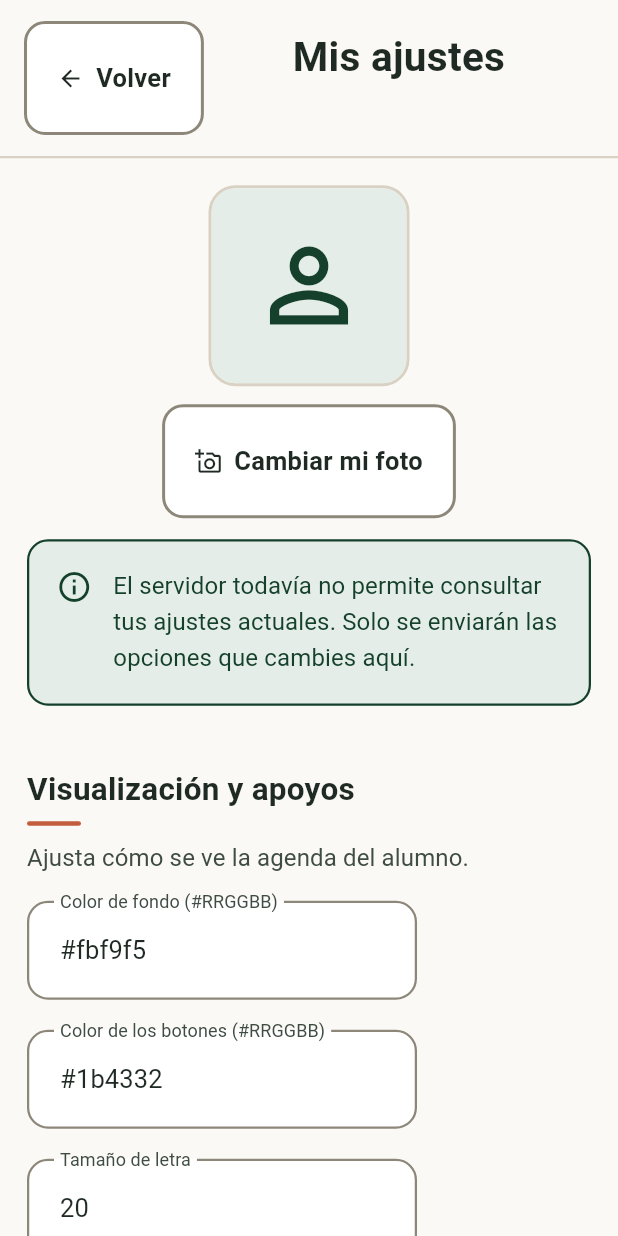
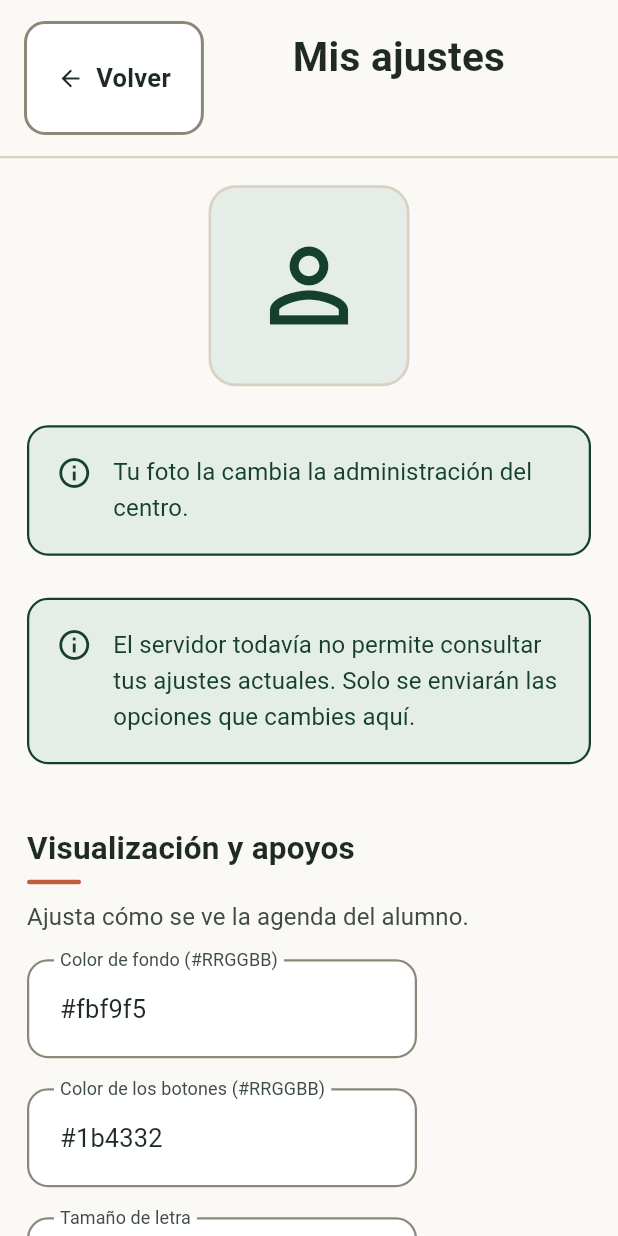
Before and after one commit to jxliian/dgp-mda-2627, a Flutter app: the SettingsScreen widget shown alone on an empty page, opened directly, on a phone screen of 412 x 824 dp. Run offline on Flutter 3.47's test engine with Material 3 defaults, Android fonts, the light colour scheme and no system bars; our stand-ins replace flutter_svg, flutter_tts, shared_preferences; missing offline and left inert: file_selector; accounts and stored records are empty; network calls fail.

Commit message:
(feat) La foto de perfil la cambia administración (SCRUM-329)
main retiró la subida propia del alumno y añadió
PUT /users/students/{alumno}/avatar, reservado a administración, con una
foto predeterminada al crear la cuenta.

- El editor de usuario de administración muestra «Cambiar la foto», que ya
  estaba preparado y se activa solo al detectar la ruta.
- Los ajustes del alumno dejan de ofrecer el cambio y explican que su foto la
  cambia el centro.

Verificado contra la API: el administrador la sube y se recupera; un alumno
que lo intenta recibe 403.

```diff
--- a/src/frontend/lib/screens/settings_screen.dart
+++ b/src/frontend/lib/screens/settings_screen.dart
@@ -172,11 +172,14 @@
         children: [
           UserAvatar(user: usuario, size: 130),
           const SizedBox(height: 12),
-          OutlinedButton.icon(
-            onPressed: ocupado || !puedeEditar ? null : cambiarFoto,
-            icon: const Icon(Icons.add_a_photo_outlined),
-            label: const Text('Cambiar mi foto'),
-          ),
+          if (AppScope.of(context).repository.canSetOwnAvatar)
+            OutlinedButton.icon(
+              onPressed: ocupado || !puedeEditar ? null : cambiarFoto,
+              icon: const Icon(Icons.add_a_photo_outlined),
+              label: const Text('Cambiar mi foto'),
+            )
+          else
+            const Notice(_laFotoLaCambiaElCentro),
         ],
       ),
     ),
@@ -203,6 +206,8 @@
         valor == contrasena.text ? null : 'Las contraseñas no coinciden.',
   );
 
+  static const _laFotoLaCambiaElCentro =
+      'Tu foto la cambia la administración del centro.';
   static const _servidorSinLecturaDePerfil =
       'El servidor todavía no permite consultar tus ajustes actuales. '
       'Solo se enviarán las opciones que cambies aquí.';
--- a/src/frontend/lib/services/demo_repository.dart
+++ b/src/frontend/lib/services/demo_repository.dart
@@ -27,6 +27,8 @@
   bool get canRemoveStaff => true;
   @override
   bool get canSetAvatarOf => true;
+  @override
+  bool get canSetOwnAvatar => true;
   @override
   bool get offline => false;
   @override
--- a/src/frontend/lib/services/repository.dart
+++ b/src/frontend/lib/services/repository.dart
@@ -36,6 +36,9 @@
 
   /// Permite a administración cambiar la foto de otra persona (SCRUM-329).
   bool get canSetAvatarOf;
+
+  /// Permite que cada quien cambie su propia foto.
+  bool get canSetOwnAvatar;
 
   bool get offline;
   int get pendingChanges;
@@ -162,6 +165,8 @@
   @override
   bool get canSetAvatarOf =>
       supports('put', '/users/students/{student_username}/avatar');
+  @override
+  bool get canSetOwnAvatar => supports('put', '/users/students/me/avatar');
 
   /// La matrícula tiene ruta propia para administración en los servidores que
   /// la ofrecen; en el resto solo la hace el personal del aula.
```
Also changed, not shown: 1 other file.
